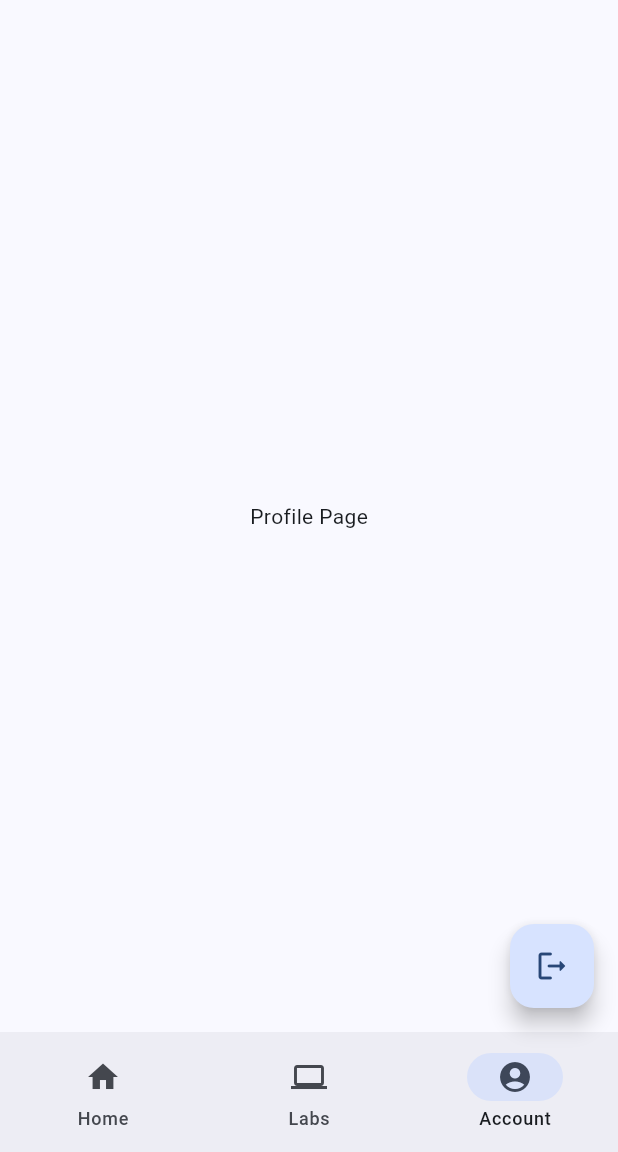
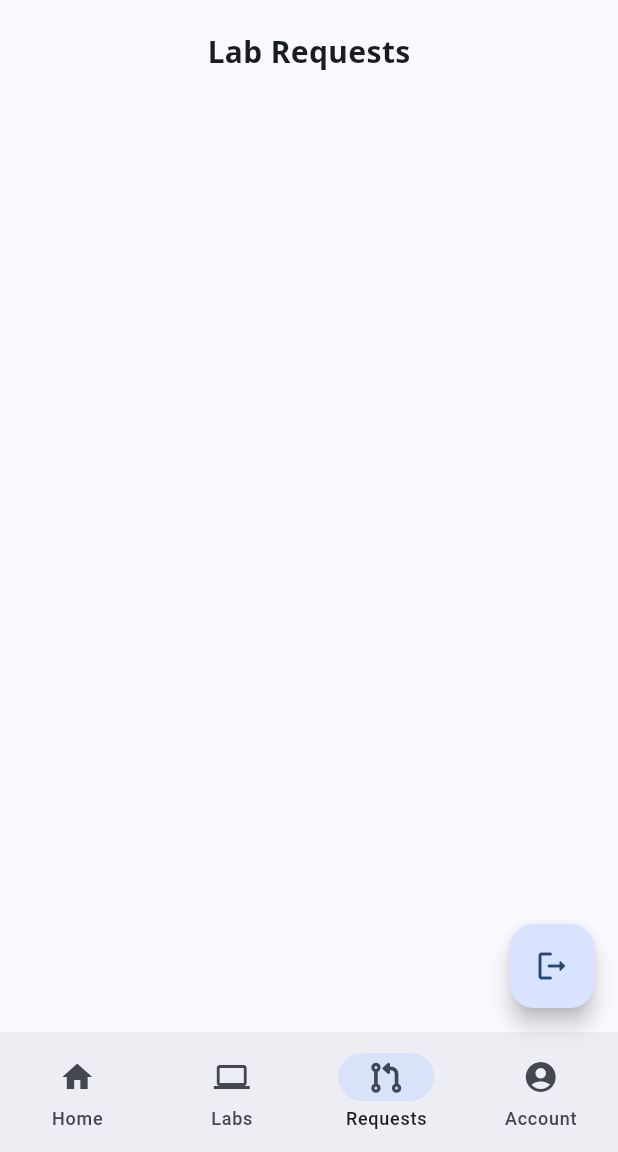
Before and after one commit to Emtee100/school-project, a Flutter app: the HomeScreen screen opened directly, item 3 of the bottom bar chosen, after a tap on the "logout" icon, on a phone screen of 412 x 824 dp, the part 84-1236 px from its top. Run offline on Flutter 3.47's test engine with Material 3 defaults, Android fonts, the light colour scheme and no system bars; our stand-ins replace cloud_firestore, firebase_auth, firebase_core, flutter_svg, font_awesome_flutter, google_fonts and 1 more; accounts and stored records are empty.

Commit message:
Firestore data displayed

```diff
--- a/lib/providers/fireStoreProvider.dart
+++ b/lib/providers/fireStoreProvider.dart
@@ -5,15 +5,21 @@ class Firestoredata extends ChangeNotifier {
   // paths to both collections in firebase
   final usersRef = FirebaseFirestore.instance.collection('users');
   final requestsRef = FirebaseFirestore.instance.collection('requests');
-  late List<QueryDocumentSnapshot>_requestList;
+  late final Future<List<Map<String, dynamic>>> reqeustList = getRequests();
 
-  void fetchRequests()async{
-    await requestsRef.get().then((value){
-      return value.docs;
+  Future<List<Map<String, dynamic>>> getRequests() async {
+    List<Map<String, dynamic>> requestDocuments = [];
+    await requestsRef.get().then((value) {
+      for (var element in value.docs) {
+        requestDocuments.add(element.data());
+      }
     });
+    print(requestDocuments);
+    return requestDocuments;
   }
 
-  get getRequests =>_requestList;
+  // get requestData => _reqeustList;he ol wa is upddhheiilkjhe ol wa ki suphe olwa he ol wa is uphe olwa is uphe olwa is up he ol wa i up
+
 //add a request
   void addRequest() {
     requestsRef.add({});
--- a/lib/screens/homeScreen.dart
+++ b/lib/screens/homeScreen.dart
@@ -1,9 +1,13 @@
 // ignore_for_file: file_names
 import 'package:firebase_auth/firebase_auth.dart';
 import 'package:flutter/material.dart';
+import 'package:font_awesome_flutter/font_awesome_flutter.dart';
+import 'package:klabs/providers/fireStoreProvider.dart';
 import 'package:klabs/screens/homepage.dart';
 import 'package:klabs/screens/labScreen.dart';
 import 'package:klabs/screens/profile.dart';
+import 'package:klabs/screens/requestPage.dart';
+import 'package:provider/provider.dart';
 class HomeScreen extends StatefulWidget {
   const HomeScreen({super.key});
 
@@ -16,7 +20,8 @@ class _HomeScreenState extends State<HomeScreen> {
   List<Widget> pages = [
     const HomePage(),
     const LabScreen(),
-    const ProfilePage()
+    const Requests(),
+    const ProfilePage(),
   ];
 
   @override
@@ -27,7 +32,9 @@ class _HomeScreenState extends State<HomeScreen> {
           centerTitle: true,
           backgroundColor: Theme.of(context).colorScheme.primaryContainer,
         ),
-        body: pages[currentPage],
+        body: ChangeNotifierProvider(
+          create: (_) => Firestoredata(),
+          child: pages[currentPage]),
         floatingActionButton: FloatingActionButton(
           onPressed: () {
             FirebaseAuth.instance.signOut();
@@ -38,6 +45,7 @@ class _HomeScreenState extends State<HomeScreen> {
           destinations: const [
             NavigationDestination(icon: Icon(Icons.home), label: "Home"),
             NavigationDestination(icon: Icon(Icons.computer), label: "Labs"),
+            NavigationDestination(icon: FaIcon(FontAwesomeIcons.codePullRequest,size: 20), label: 'Requests'),
             NavigationDestination(
                 icon: Icon(Icons.account_circle), label: "Account")
           ],
--- /dev/null
+++ b/lib/screens/requestPage.dart
@@ -0,0 +1,124 @@
+import 'package:flutter/material.dart';
+import 'package:google_fonts/google_fonts.dart';
+import 'package:klabs/providers/fireStoreProvider.dart';
+import 'package:provider/provider.dart';
+
+class Requests extends StatefulWidget {
+  const Requests({super.key});
+
+  @override
+  State<Requests> createState() => _RequestsState();
+}
+
+class _RequestsState extends State<Requests> {
+  @override
+  Widget build(BuildContext context) {
+    return Scaffold(
+      body: Column(
+        children: [
+          const SizedBox(
+            height: 20,
+          ),
+          Text(
+            "Lab Requests",
+            style:
+                GoogleFonts.notoSans(fontSize: 20, fontWeight: FontWeight.bold),
+          ),
+          //const SizedBox(height: 20,),
+          Expanded(
+            child: Consumer<Firestoredata>(
+              builder: (context, value, child) => Column(
+                children: [
+                  Expanded(
+                      child: FutureBuilder(
+                    future: value.reqeustList,
+                    builder: (context, snapshot) {
+                      if (snapshot.connectionState == ConnectionState.waiting) {
+                        return const Center(
+                          child: CircularProgressIndicator(),
+                        );
+                      }
+                      if (snapshot.connectionState == ConnectionState.done) {
+                        return ListView.builder(
+                          itemCount: snapshot.data!.length,
+                          itemBuilder: (context, index) {
+                            if (snapshot.data!.isNotEmpty) {
+                              return Container(
+                                margin: const EdgeInsets.symmetric(
+                                    horizontal: 20, vertical: 10),
+                                decoration: BoxDecoration(
+                                    color: Theme.of(context)
+                                        .colorScheme
+                                        .surfaceVariant,
+                                    borderRadius: BorderRadius.circular(20)),
+                                padding: const EdgeInsets.all(10),
+                                child: Row(
+                                  children: [
+                                    ClipRRect(
+                                      borderRadius: BorderRadius.circular(20),
+                                      child: Image.asset(
+                                        'assets/images/tc-01.jpg',
+                                        width: 170,
+                                      ),
+                                    ),
+                                    const SizedBox(
+                                      width: 20,
+                                    ),
+                                    Flexible(
+                                      child: Column(
+                                        crossAxisAlignment:
+                                            CrossAxisAlignment.start,
+                                        mainAxisAlignment:
+                                            MainAxisAlignment.start,
+                                        children: [
+                                          Text(
+                                            snapshot.data![index]['Unit'],
+                                            style: GoogleFonts.notoSans(
+                                                fontWeight: FontWeight.bold),
+                                          ),
+                                          const SizedBox(
+                                            height: 10,
+                                          ),
+                                          Text(
+                                            snapshot.data![index]['Lab Name'],
+                                            style: GoogleFonts.notoSans(),
+                                          ),
+                                          const SizedBox(
+                                            height: 10,
+                                          ),
+                                          Text(
+                                            'Date of request: ' +
+                                                snapshot.data![index]
+                                                    ['Request Date'],
+                                            style: GoogleFonts.notoSans(),
+                                          ),
+                                        ],
+                                      ),
+                                    )
+                                  ],
+                                ),
+                              );
+                            } else {
+                              return Center(
+                                child: Text(
+                                  'You have not made any requests yet',
+                                  style: GoogleFonts.notoSans(),
+                                ),
+                              );
+                            }
+                          },
+                        );
+                      } else {
+                        return const Text("Error Loading data");
+                      }
+                    },
+                  ))
+                ],
+              ),
+            ),
+          ),
+        ],
+      ),
+    );
+  }
+}
--- a/pubspec.yaml
+++ b/pubspec.yaml
@@ -47,6 +47,7 @@ dependencies:
   google_sign_in: ^6.1.5
   provider: ^6.1.0
   gsheets: ^0.5.0
+  font_awesome_flutter: ^10.6.0
 
 dev_dependencies:
   flutter_test:
@@ -57,7 +58,7 @@ dev_dependencies:
   # activated in the `analysis_options.yaml` file located at the root of your
   # package. See that file for information about deactivating specific lint
   # rules and activating additional ones.
-  flutter_lints: ^2.0.0
+  flutter_lints: ^3.0.1
 
 # For information on the generic Dart part of this file, see the
 # following page: https://dart.dev/tools/pub/pubspec
```
Also changed, not shown: pubspec.lock.
